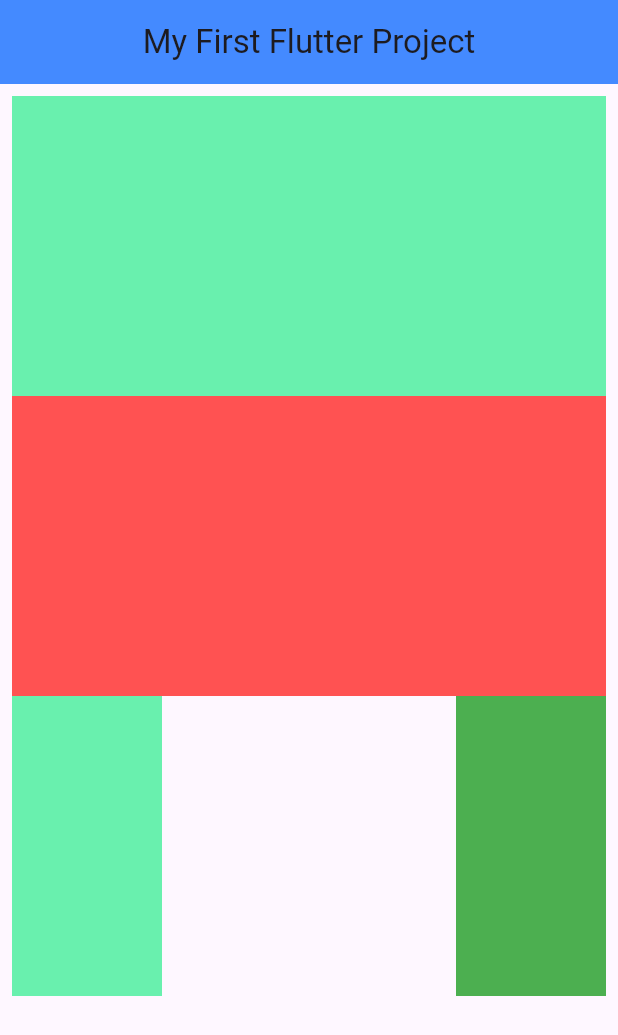
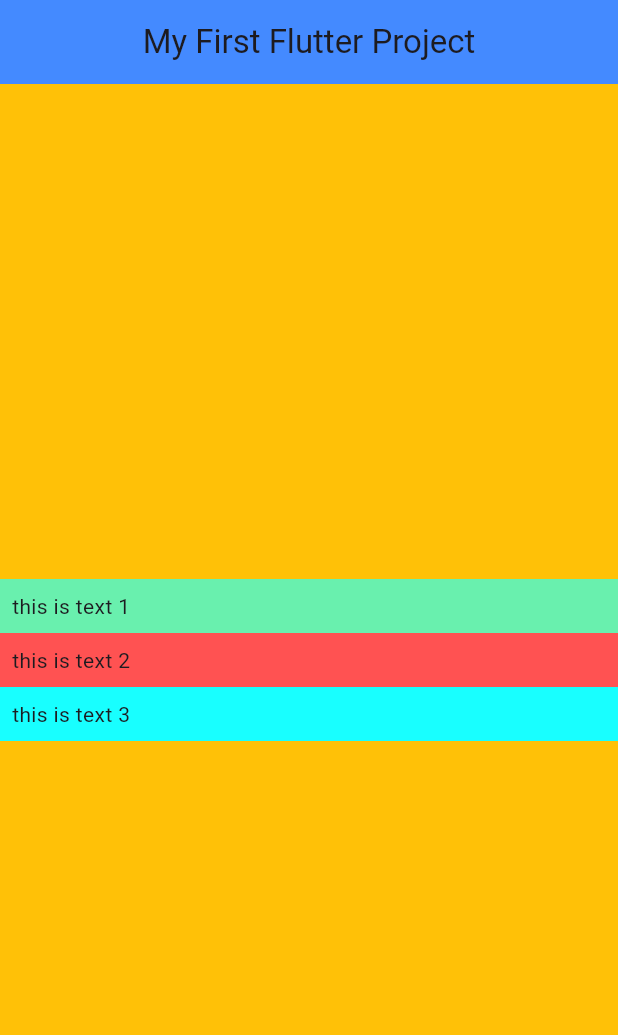
Before and after one commit to moeyanhtun-coding/flutter_lesson, a Flutter app: the screen it shows after launch, on a phone screen of 412 x 824 dp. Shown: the top 1035 px of the screen. Run offline on Flutter 3.47's test engine with Material 3 defaults, Android fonts, the phone set to English and light mode, and no system bars.

Commit message:
[Add] Column Explain

```diff
--- a/lib/main.dart
+++ b/lib/main.dart
@@ -27,35 +27,41 @@ class MyApp extends StatelessWidget {
   }
 
   Widget _bodyBuildUI() {
-    return Padding(
-      padding: EdgeInsets.all(8),
+    return Container(
+      width: double.infinity,
+      color: Colors.amber,
       child: Column(
-        mainAxisAlignment: MainAxisAlignment.start,
+        // mainAxisAlignment: MainAxisAlignment.spaceBetween,
+        // mainAxisAlignment: MainAxisAlignment.spaceAround,
+        // mainAxisAlignment: MainAxisAlignment.spaceEvenly,
+        mainAxisAlignment: MainAxisAlignment.center,
+        // mainAxisAlignment: MainAxisAlignment.end,
+
+        // crossAxisAlignment: CrossAxisAlignment.start,
+        // crossAxisAlignment: CrossAxisAlignment.end,
+        crossAxisAlignment: CrossAxisAlignment.stretch,
+        // crossAxisAlignment: CrossAxisAlignment.baseline,
         children: [
           Container(
-            width: double.infinity,
-            height: 200,
             color: Colors.greenAccent,
+            child: Padding(
+              padding: const EdgeInsets.all(8.0),
+              child: Text("this is text 1"),
+            ),
           ),
           Container(
-            width: double.infinity,
-            height: 200,
             color: Colors.redAccent,
+            child: Padding(
+              padding: const EdgeInsets.all(8.0),
+              child: Text("this is text 2"),
+            ),
           ),
-          Row(
-            mainAxisAlignment: MainAxisAlignment.spaceBetween,
-            children: [
-              Container(
-                width: 100,
-                height: 200,
-                color: Colors.greenAccent,
-              ),
-              Container(
-                width: 100,
-                height: 200,
-                color: Colors.green,
-              ),
-            ],
+          Container(
+            color: Colors.cyanAccent,
+            child: Padding(
+              padding: const EdgeInsets.all(8.0),
+              child: Text("this is text 3"),
+            ),
           ),
         ],
       ),
```
